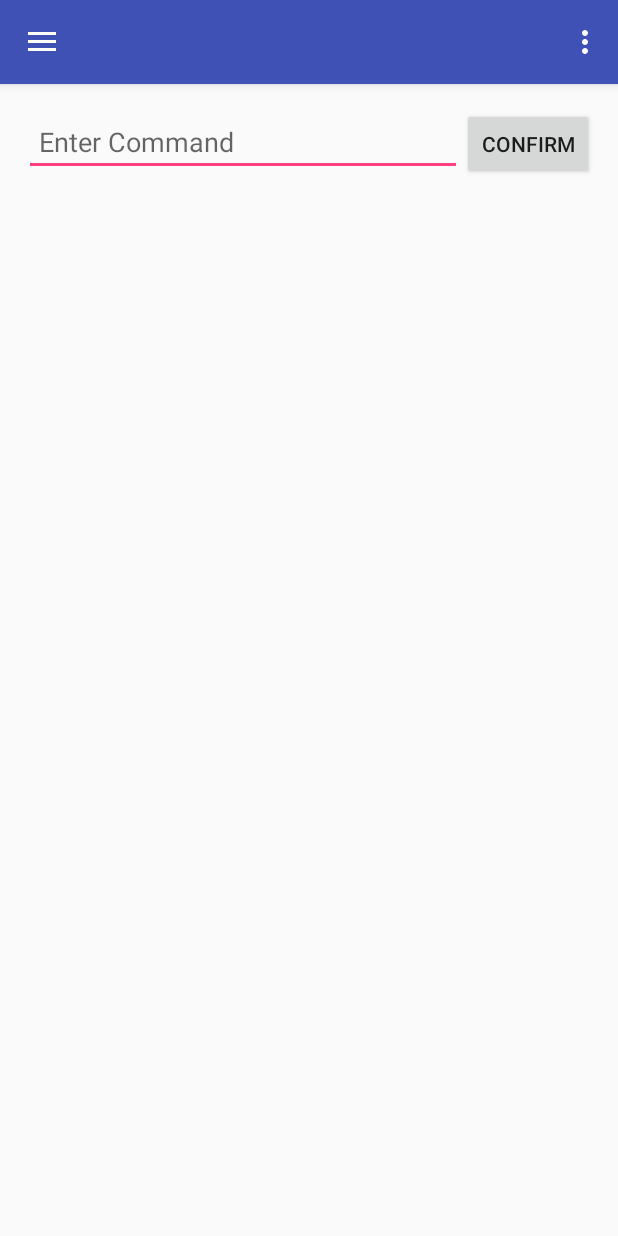
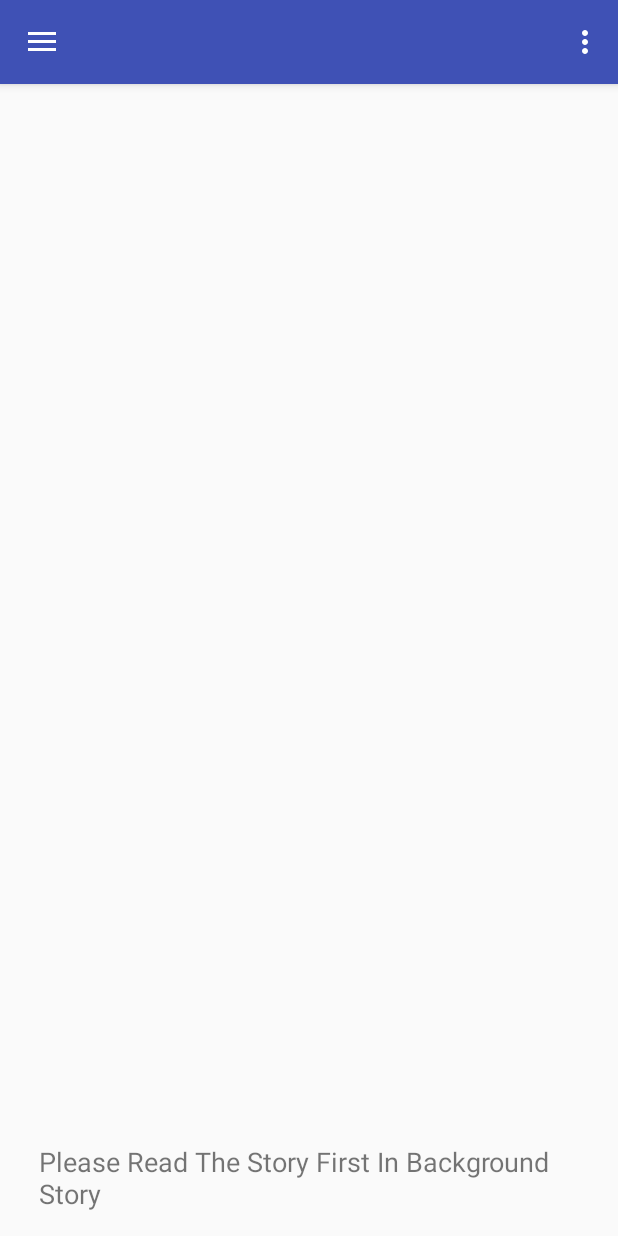
Before and after one commit to srob95/TextAdventure, an Android app: the screen it shows after launch (MainActivity), after a tap on "Game Main", on a phone screen of 412 x 824 dp. Run offline under Robolectric (Android 15) with nearby library versions, the phone set to English and light mode, and no system bars; 2 other taps on this screen came first.

```diff
--- a/app/src/main/java/com/example/sam/textadventure/calc/ChapterFragment.java
+++ b/app/src/main/java/com/example/sam/textadventure/calc/ChapterFragment.java
@@ -23,7 +23,6 @@ public class ChapterFragment extends Fragment {
 
     @Override
     public void onAttach(Context context) {
-
         super.onAttach(context);
     }
 
--- a/app/src/main/java/com/example/sam/textadventure/calc/GameMainFragment.java
+++ b/app/src/main/java/com/example/sam/textadventure/calc/GameMainFragment.java
@@ -27,23 +27,47 @@ import java.util.List;
  * Created by Sam on 22/10/2016.
  */
 public class GameMainFragment extends Fragment {
+    private static final int INTRO_STATE = 0;
+    private static final int GAME_STATE = 1;
+
     private View view;
-    private Player player;
     private MainActivity activity;
     @Override
     public View onCreateView(LayoutInflater inflater, ViewGroup container,
                              Bundle savedInstanceState) {
         // Inflate the layout for this fragment
         view = inflater.inflate(R.layout.fragment_commands, container, false);
-        player = new Player("You", "Handsome");
         activity = (MainActivity) getActivity();
-        activity.getLocations().get(0).addPlayer(player);
-        TextView tempText = (TextView) view.findViewById(R.id.responseText);
-        tempText.setText(activity.getCommandHistory());
+        if (activity.getGameState() == INTRO_STATE) {
+            TextView responseText = (TextView) view.findViewById(R.id.responseText);
+            EditText commandProcessor = (EditText) view.findViewById(R.id.commandProcessor);
+            Button confirmButton = (Button) view.findViewById(R.id.confirmButton);
+            confirmButton.setVisibility(View.GONE);
+            responseText.setText("Please Read The Story First In Background Story");
+            commandProcessor.setVisibility(View.GONE);
+        } else {
+            TextView tempText = (TextView) view.findViewById(R.id.responseText);
 
-        initUI();
+            if (activity.getCommandHistory() == null) {
+                String items = "";
+                String paths = "";
+                for (int i = 0; i < activity.getLocations().get(0).getInventory().getItemList().size(); i++) {
+                    items += activity.getLocations().get(0).getInventory().getItemList().get(i);
+                }
+                paths = activity.getLocations().get(0).hasPaths();
+                if (activity.getLocations().get(0).getInventory().getItemList().size() == 0) {
+                    items = "Nothing of note.";
+                }
+                tempText.setText("You are located in: \n  " + activity.getPlayer().getCurrentLocation().getName() + ". \n Items:\n  " + items + "  " + paths);
+            } else {
+                tempText.setText(activity.getCommandHistory());
+            }
+
+            initUI();
+        }
         return view;
     }
+
 
     private void initUI() {
         final TextView responseText = (TextView) view.findViewById(R.id.responseText);
@@ -52,7 +76,7 @@ public class GameMainFragment extends Fragment {
         Button confirmButton = (Button) view.findViewById(R.id.confirmButton);
         confirmButton.setOnClickListener(new View.OnClickListener() {
             public void onClick(View v) {
-                CommandProcessor cp = new CommandProcessor(player, commandProcessor.getText().toString());
+                CommandProcessor cp = new CommandProcessor(activity.getPlayer(), commandProcessor.getText().toString());
                 String response = cp.Execute();
                 commandProcessor.setText("");
                 String output = response + "\n" + responseText.getText() + "\n";
--- a/app/src/main/java/com/example/sam/textadventure/ui/MainActivity.java
+++ b/app/src/main/java/com/example/sam/textadventure/ui/MainActivity.java
@@ -32,6 +32,7 @@ import java.util.List;
 public class MainActivity extends AppCompatActivity implements NavigationView.OnNavigationItemSelectedListener {
     private static final int INTRO_STATE = 0;
     private static final int GAME_STATE = 1;
+    private static final int GAME_INTRO_STATE = 2;
 
     private static final int CELL = 0;
     private static final int PRISON_WING = 1;
@@ -50,6 +51,7 @@ public class MainActivity extends AppCompatActivity implements NavigationView.On
 
     private Integer GameState = INTRO_STATE;
     private List<Location> locations = new ArrayList<Location>();
+    private Player player = new Player("You", "Handsome");
     private Location currentLocation;
     private String commandHistory;
 
@@ -90,6 +92,18 @@ public class MainActivity extends AppCompatActivity implements NavigationView.On
             ft.addToBackStack("Intro").commit();
         } else {
             LoadResources();
+            int locationID;
+            boolean initPlayer = false;
+            for (int i = 0; i < getLocations().size(); i++) {
+                //Check if player is added to map
+                if (getLocations().get(i) != null) {
+                    locationID = i;
+                    initPlayer = true;
+                }
+            }
+            if (initPlayer) {
+                this.getLocations().get(0).addPlayer(player);
+            }
             FragmentTransaction ft;
             getSupportFragmentManager().executePendingTransactions();
             ft = getSupportFragmentManager().beginTransaction();
@@ -177,6 +191,7 @@ public class MainActivity extends AppCompatActivity implements NavigationView.On
         if (intent == null)
             Log.i("ACTIVITY-RESULT-Intent", "IS NULL");
         else {
+
             Bundle bundle = new Bundle();
             bundle = intent.getExtras();
             GameState = bundle.getInt("STATE");
@@ -202,11 +217,10 @@ public class MainActivity extends AppCompatActivity implements NavigationView.On
             Location kingsRoom = new Location("The_Kings_Room", "Glorious.");
 
 
-
             //Items
             Item magicGem = new Item(new String[]{"MGem"}, "Magic_Gem", "Beautiful and Magical.");
             Item greenGem = new Item(new String[]{"GGem"}, "Green_Gem", "A Lovely Emerald Colour.");
-            Item magicCandle = new Item(new String[]{"MCFlame"}, "Magic_Candle_of_the_Cursed_Flame", "It seems like just a candle.");
+            Item magicCandle = new Item(new String[]{"YGem"}, "Yellow Gem", "This looks like....");
             Item redGem = new Item(new String[]{"RGem"}, "Red_Gem", "A Lovely Ruby Colour.");
             Item purpleGem = new Item(new String[]{"PGem"}, "Purple_Gem", "A Lovely Purple Colour.");
             Item bedroomKey = new Item(new String[]{"BedKey"}, "Bedroom_Key", "A Simple Key.");
@@ -308,4 +322,13 @@ public class MainActivity extends AppCompatActivity implements NavigationView.On
     public void updateHistory(String text) {
         commandHistory = text;
     }
+
+    public Player getPlayer() {
+        return player;
+    }
+
+    public int getGameState() {
+        return GameState;
+    }
+
 }
--- a/app/src/main/res/layout/fragment_help.xml
+++ b/app/src/main/res/layout/fragment_help.xml
@@ -25,7 +25,7 @@
     <TextView
         android:layout_width="match_parent"
         android:layout_height="wrap_content"
-        android:text="Look Example:\n   “Look at gem”\nMove Example:\n   “Move north”\nTake Example:\n   “Take sword from cell”\nPut Example:\n   “Put sword in cell” "
+        android:text="Look Example:\n   “Look at gem”\nMove Example:\n   “Move north”\nTake Example:\n   “Take sword from cell”\nPut Example:\n   “Put sword in cell”\nHint:\n “You can Look at me or Look at Locations“"
         android:id="@+id/helpDescription"
         android:textSize="20sp"
         android:paddingLeft="24sp"
--- a/app/src/main/res/menu/activity_main_drawer.xml
+++ b/app/src/main/res/menu/activity_main_drawer.xml
@@ -9,11 +9,11 @@
         android:title="Game Main" />
     <item
         android:id="@+id/nav_inventory"
-        android:title="Inventory" />
+        android:title="Player Inventory" />
     <group android:id="@+id/helpGroup">
         <item
             android:id="@+id/nav_help"
-            android:title="Help" />
+            android:title="How to Play" />
     </group>
 
 </menu>
```
